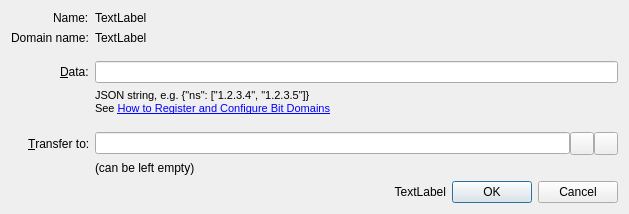
Above: src/qt/forms/configurenamedialog.ui from davispuh/namecoin before the change. Below: the same form after it.
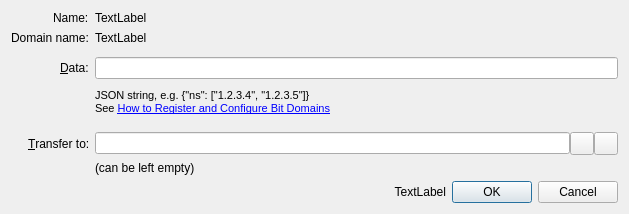
That is the form after the change. Icons and pictures are not drawn. Custom widgets are drawn as their Qt base class.

Patch:
```diff
--- a/src/qt/forms/configurenamedialog.ui
+++ b/src/qt/forms/configurenamedialog.ui
@@ -75,6 +75,12 @@
 &lt;p style=&quot; margin:0px; -qt-block-indent:0; text-indent:0px;&quot;&gt;JSON string, e.g. {&amp;quot;ns&amp;quot;: [&amp;quot;1.2.3.4&amp;quot;, &amp;quot;1.2.3.5&amp;quot;]}&lt;/p&gt;
 &lt;p style=&quot; margin:0px; -qt-block-indent:0; text-indent:0px;&quot;&gt;See &lt;a href=&quot;http://dot-bit.org/HowToRegisterAndConfigureBitDomains&quot;&gt;&lt;span style=&quot; text-decoration: underline; color:#0000ff;&quot;&gt;How to Register and Configure Bit Domains&lt;/span&gt;&lt;/a&gt;&lt;/p&gt;&lt;/body&gt;&lt;/html&gt;</string>
        </property>
+       <property name="wordWrap">
+        <bool>true</bool>
+       </property>
+       <property name="openExternalLinks">
+        <bool>true</bool>
+       </property>
       </widget>
      </item>
      <item row="7" column="0">
```
